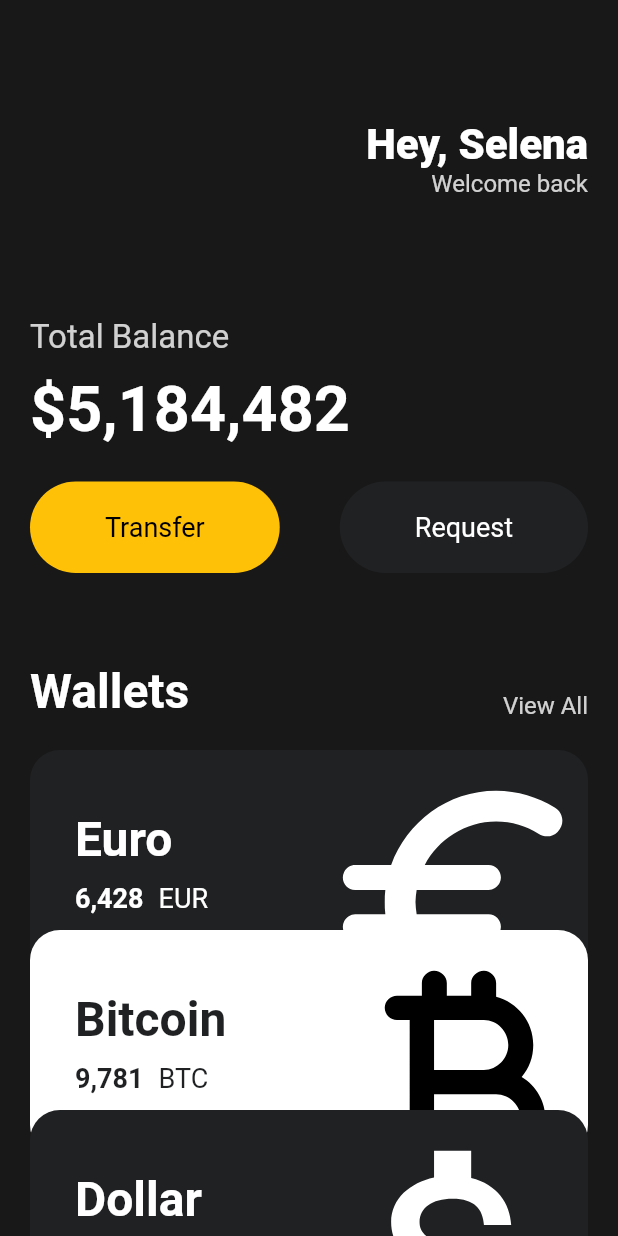
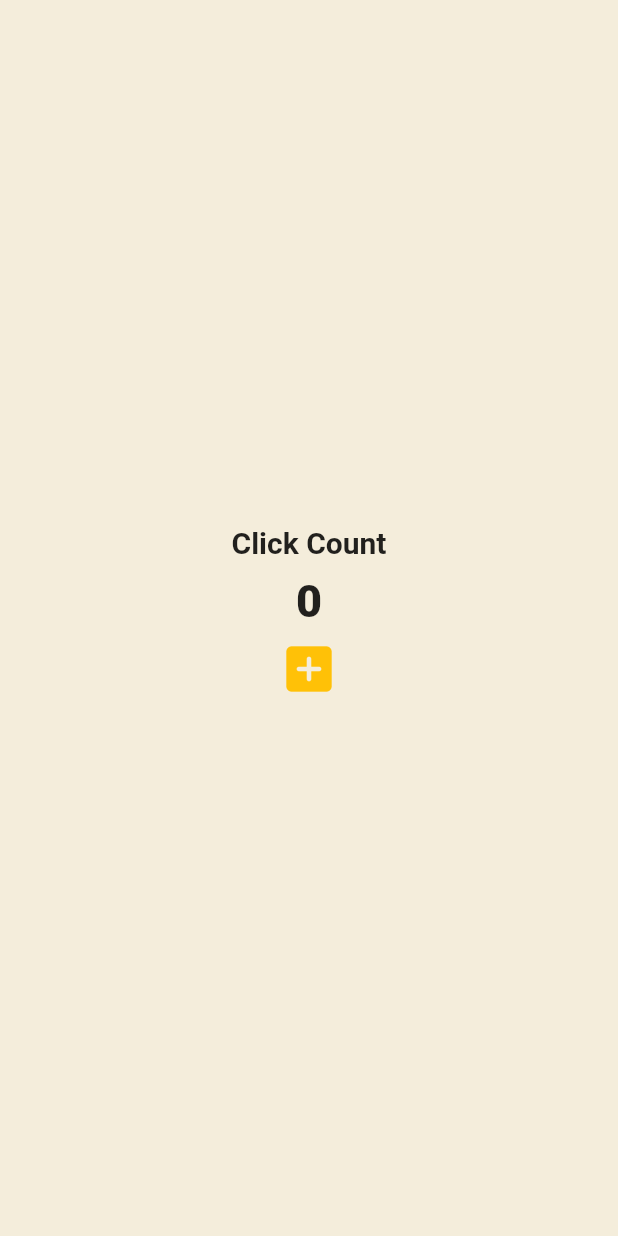
Before and after one commit to KeMezz/toonflix, a Flutter app: the screen it shows after launch, on a phone screen of 412 x 824 dp. Run offline on Flutter 3.47's test engine with Material 2 defaults, Android fonts, the phone set to English and light mode, and no system bars.

Commit message:
create counter with setState

```diff
--- a/lib/main.dart
+++ b/lib/main.dart
@@ -1,161 +1,60 @@
 import 'package:flutter/material.dart';
-import 'package:toonflix/widgets/button.dart';
-import 'package:toonflix/widgets/currency_card.dart';
 
 void main() {
   runApp(const App());
 }
 
-class App extends StatelessWidget {
+class App extends StatefulWidget {
   const App({super.key});
+
+  @override
+  State<App> createState() => _AppState();
+}
+
+class _AppState extends State<App> {
+  int counter = 0;
+
+  void onClicked() {
+    setState(() {
+      counter = counter + 1;
+    });
+  }
 
   @override
   Widget build(BuildContext context) {
     return MaterialApp(
       home: Scaffold(
-        backgroundColor: const Color(0xFF181818),
-        body: SingleChildScrollView(
-          child: Padding(
-            padding: const EdgeInsets.symmetric(horizontal: 20),
+        backgroundColor: const Color(0xFFF4EDDB),
+        body: Center(
           child: Column(
-              crossAxisAlignment: CrossAxisAlignment.start,
-              children: [
-                const SizedBox(
-                  height: 80,
-                ),
-                Row(
-                  mainAxisAlignment: MainAxisAlignment.end,
-                  children: [
-                    Column(
-                      crossAxisAlignment: CrossAxisAlignment.end,
+            mainAxisAlignment: MainAxisAlignment.center,
             children: [
               const Text(
-                          'Hey, Selena',
+                "Click Count",
                 style: TextStyle(
-                            color: Colors.white,
-                            fontSize: 28,
-                            fontWeight: FontWeight.w800,
-                          ),
-                        ),
-                        Text(
-                          'Welcome back',
-                          style: TextStyle(
-                            color: Colors.white.withOpacity(0.8),
-                            fontSize: 16,
-                          ),
-                        ),
-                      ],
-                    )
-                  ],
-                ),
-                const SizedBox(
-                  height: 80,
-                ),
-                Text(
-                  'Total Balance',
-                  style: TextStyle(
-                    color: Colors.white.withOpacity((0.8)),
-                    fontSize: 22,
+                  fontSize: 20,
+                  fontWeight: FontWeight.w600,
                 ),
               ),
               const SizedBox(
                 height: 10,
               ),
-                const Text(
-                  '\$5,184,482',
-                  style: TextStyle(
-                    fontWeight: FontWeight.w600,
-                    color: Colors.white,
-                    fontSize: 42,
+              Text(
+                '$counter',
+                style: const TextStyle(
+                  fontSize: 30,
+                  fontWeight: FontWeight.w900,
                 ),
               ),
-                const SizedBox(
-                  height: 24,
+              IconButton(
+                color: Colors.amber,
+                iconSize: 40,
+                onPressed: onClicked,
+                icon: const Icon(
+                  Icons.add_box_rounded,
                 ),
-                const Row(
-                  mainAxisAlignment: MainAxisAlignment.spaceBetween,
-                  children: [
-                    Button(
-                      text: "Transfer",
-                      bgColor: Colors.amber,
-                      textColor: Colors.black,
-                    ),
-                    Button(
-                      text: "Request",
-                      bgColor: Color(0xFF1F2123),
-                      textColor: Colors.white,
-                    ),
+              )
             ],
-                ),
-                const SizedBox(
-                  height: 60,
-                ),
-                Column(
-                  children: [
-                    Row(
-                      mainAxisAlignment: MainAxisAlignment.spaceBetween,
-                      crossAxisAlignment: CrossAxisAlignment.end,
-                      children: [
-                        const Text(
-                          "Wallets",
-                          style: TextStyle(
-                            color: Colors.white,
-                            fontSize: 32,
-                            fontWeight: FontWeight.w600,
-                          ),
-                        ),
-                        Text(
-                          "View All",
-                          style: TextStyle(
-                            color: Colors.white.withOpacity(0.8),
-                            fontSize: 16,
-                          ),
-                        ),
-                      ],
-                    ),
-                    const SizedBox(
-                      height: 20,
-                    ),
-                    const CurrencyCard(
-                      isInverted: false,
-                      amount: "6,428",
-                      name: "Euro",
-                      code: "EUR",
-                      order: 0,
-                      icon: Icon(
-                        Icons.euro_rounded,
-                        color: Colors.white,
-                        size: 90,
-                      ),
-                    ),
-                    const CurrencyCard(
-                      isInverted: true,
-                      amount: "9,781",
-                      name: "Bitcoin",
-                      code: "BTC",
-                      order: 1,
-                      icon: Icon(
-                        Icons.currency_bitcoin_rounded,
-                        color: Colors.black,
-                        size: 90,
-                      ),
-                    ),
-                    const CurrencyCard(
-                      isInverted: false,
-                      amount: "1,938",
-                      name: "Dollar",
-                      code: "USD",
-                      order: 2,
-                      icon: Icon(
-                        Icons.attach_money_outlined,
-                        color: Colors.white,
-                        size: 90,
-                      ),
-                    ),
-                  ],
-                ),
-              ],
-            ),
           ),
         ),
       ),
```
Lines whose indentation alone changed are shown as unchanged.
